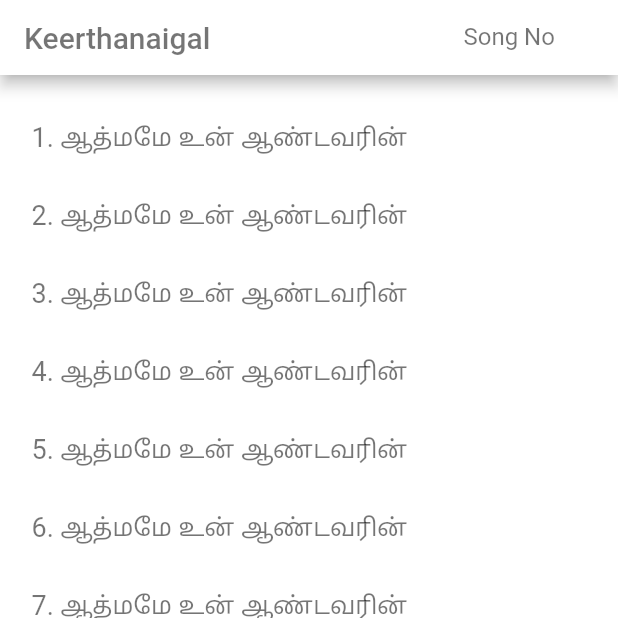
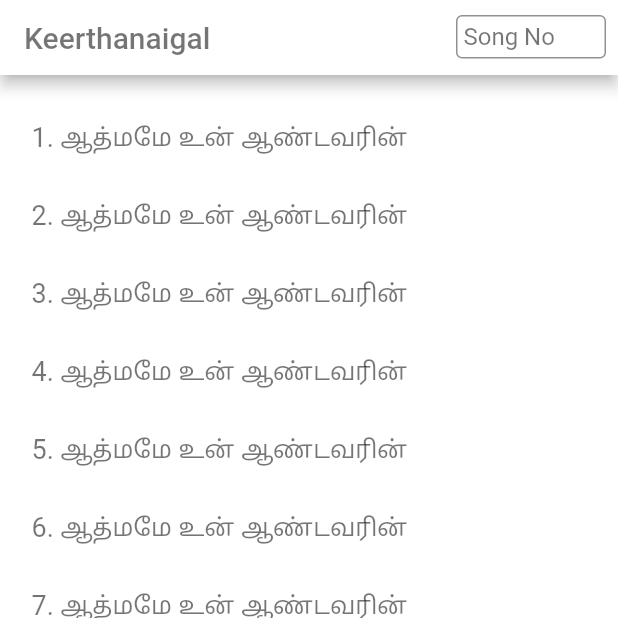
Before and after one commit to freddypaulz/keerthanaigal, a Flutter app: the screen it shows after launch, after a tap on "Done", on a phone screen of 412 x 824 dp, the top half of it. Run offline on Flutter 3.47's test engine with Material 2 defaults, Android fonts, the phone set to English and light mode, and no system bars; our stand-ins replace flutter_riverpod, shared_preferences.

Commit message:
Font size slider, settings page

```diff
--- a/lib/pages/home/index.dart
+++ b/lib/pages/home/index.dart
@@ -3,6 +3,7 @@ import 'package:flutter/services.dart';
 import 'package:keerthanaigal/layout/index.dart';
 import 'package:keerthanaigal/pages/songView/index.dart';
 import 'package:flutter_riverpod/flutter_riverpod.dart';
+import 'package:keerthanaigal/theme/colors.dart';
 import 'package:keerthanaigal/widgets/TextWidget.dart';
 import '../../providers/song_provider.dart';
 import '../../providers/ui_provider.dart';
@@ -80,7 +81,6 @@ class SongNumberSearchField extends ConsumerWidget {
         songsProviderData.setSongId(int.parse(value));
         Navigator.push(
           context,
-          // Routes.songViewPage,
           MaterialPageRoute(builder: (context) => SongViewPage()),
         );
       } else {
@@ -131,7 +131,9 @@ class SongNumberSearchField extends ConsumerWidget {
         ),
         enabledBorder: OutlineInputBorder(
           borderSide: BorderSide(
-            color: Colors.white70,
+            color: MediaQuery.of(context).platformBrightness == Brightness.dark
+                ? Colors.white70
+                : KThemeData.colorDark.shade400,
           ),
         ),
         focusedBorder: OutlineInputBorder(
@@ -150,9 +152,18 @@ class KAppBar extends StatelessWidget implements PreferredSizeWidget {
 
   const KAppBar({Key? key, required this.height});
 
+  removeFocus(context) {
+    FocusScope.of(context).unfocus();
+    new TextEditingController().clear();
+  }
+
   @override
   Widget build(BuildContext context) {
-    return AppBar(
+    return InkWell(
+      onTap: () {
+        removeFocus(context);
+      },
+      child: AppBar(
         title: Text(
           'Keerthanaigal',
           style: TextStyle(
@@ -167,6 +178,7 @@ class KAppBar extends StatelessWidget implements PreferredSizeWidget {
           ),
         ],
         // centerTitle: true,
+      ),
     );
   }
 
--- a/lib/pages/settings/index.dart
+++ b/lib/pages/settings/index.dart
@@ -1,12 +1,169 @@
 import 'package:flutter/material.dart';
+import 'package:flutter_riverpod/flutter_riverpod.dart';
+import 'package:keerthanaigal/pages/settings/widgets/fontSizeSlider.dart';
+import '../../providers/ui_provider.dart';
+import 'package:keerthanaigal/layout/index.dart';
 
-class SettingsPage extends StatelessWidget {
-  const SettingsPage({Key? key}) : super(key: key);
+class Settings extends StatelessWidget {
+  const Settings({Key? key}) : super(key: key);
+  @override
+  Widget build(BuildContext context) {
+    return SafeArea(
+      child: Container(
+        height: MediaQuery.of(context).size.height,
+        child: SettingsListView(),
+      ),
+    );
+  }
+}
+
+class SettingsTextWidget extends StatelessWidget {
+  const SettingsTextWidget({
+    Key? key,
+    required this.value,
+    required this.icon,
+  }) : super(key: key);
+
+  final String value;
+  final IconData icon;
 
   @override
   Widget build(BuildContext context) {
-    return Container(
-      child: Text('Settings'),
+    return Row(
+      children: [
+        Icon(
+          icon,
+          color: Theme.of(context).accentColor,
+        ),
+        Container(
+          padding: EdgeInsets.only(right: 5),
+        ),
+        Text(
+          value,
+          style: TextStyle(
+            color: Theme.of(context).textTheme.bodyText1?.color,
+            fontSize: 20,
+          ),
+        ),
+      ],
     );
   }
 }
+
+class SettingsListView extends StatelessWidget {
+  @override
+  Widget build(BuildContext context) {
+    return ListView(
+      children: [
+        InkWell(
+          onTap: () {
+            context
+                .read(UiProvider)
+                .changeTempFontSize(context.read(UiProvider).fontSize);
+            _showDialog(context);
+          },
+          child: Container(
+            child: SettingsTextWidget(
+              value: 'Font Size',
+              icon: Icons.font_download,
+            ),
+          ),
+        ),
+        Container(
+          margin: EdgeInsets.only(bottom: 15),
+        ),
+        InkWell(
+          child: Container(
+            child: SettingsTextWidget(
+              value: 'Language',
+              icon: Icons.language_rounded,
+            ),
+          ),
+        ),
+        Container(
+          margin: EdgeInsets.only(bottom: 15),
+        ),
+        InkWell(
+          child: Container(
+            child: SettingsTextWidget(
+              value: 'Theme',
+              icon: Icons.format_paint_rounded,
+            ),
+          ),
+        ),
+      ],
+    );
+  }
+
+  _showDialog(context) {
+    return showDialog(
+      context: context,
+      builder: (BuildContext context) {
+        return AlertDialog(
+          backgroundColor: Theme.of(context).primaryColor,
+          content: FontSizeSlider(),
+          actions: <Widget>[
+            TextButton(
+              child: Text(
+                'Default',
+                style: TextStyle(
+                  color: Theme.of(context).accentColor,
+                ),
+              ),
+              onPressed: () {
+                context.read(UiProvider).changeTempFontSize(18);
+              },
+            ),
+            TextButton(
+              child: Text(
+                'Set',
+                style: TextStyle(
+                  color: Theme.of(context).accentColor,
+                ),
+              ),
+              onPressed: () {
+                double value = context.read(UiProvider).getTempFontSize();
+                context.read(UiProvider).changeFontSize(value);
+                Navigator.of(context).pop();
+              },
+            ),
+          ],
+        );
+      },
+    );
+  }
+}
+
+class KAppBar extends StatelessWidget implements PreferredSizeWidget {
+  final double height;
+
+  const KAppBar({Key? key, required this.height});
+
+  @override
+  Widget build(BuildContext context) {
+    return AppBar(
+      title: Text(
+        'Settings',
+        style: TextStyle(
+          color: Theme.of(context).textTheme.bodyText1?.color,
+        ),
+      ),
+      centerTitle: true,
+    );
+  }
+
+  @override
+  Size get preferredSize => Size.fromHeight(height);
+}
+
+class SettingsPage extends StatelessWidget {
+  @override
+  Widget build(BuildContext context) {
+    return Layout(
+      body: Settings(),
+      appBar: KAppBar(
+        height: 50,
+      ),
+    );
+  }
+}
--- a/lib/widgets/TextWidget.dart
+++ b/lib/widgets/TextWidget.dart
@@ -14,6 +14,7 @@ class TextWidget extends ConsumerWidget {
         color: Theme.of(context).textTheme.bodyText1?.color,
         fontSize: uiProviderData.fontSize,
       ),
+      textAlign: TextAlign.center,
     );
   }
 }
```
Also changed, not shown: lib/pages/settings/widgets/fontSizeSlider.dart (added, +48 -0 lines), lib/providers/ui_provider.dart (+11 -0 lines). Lines whose indentation alone changed are shown as unchanged.
